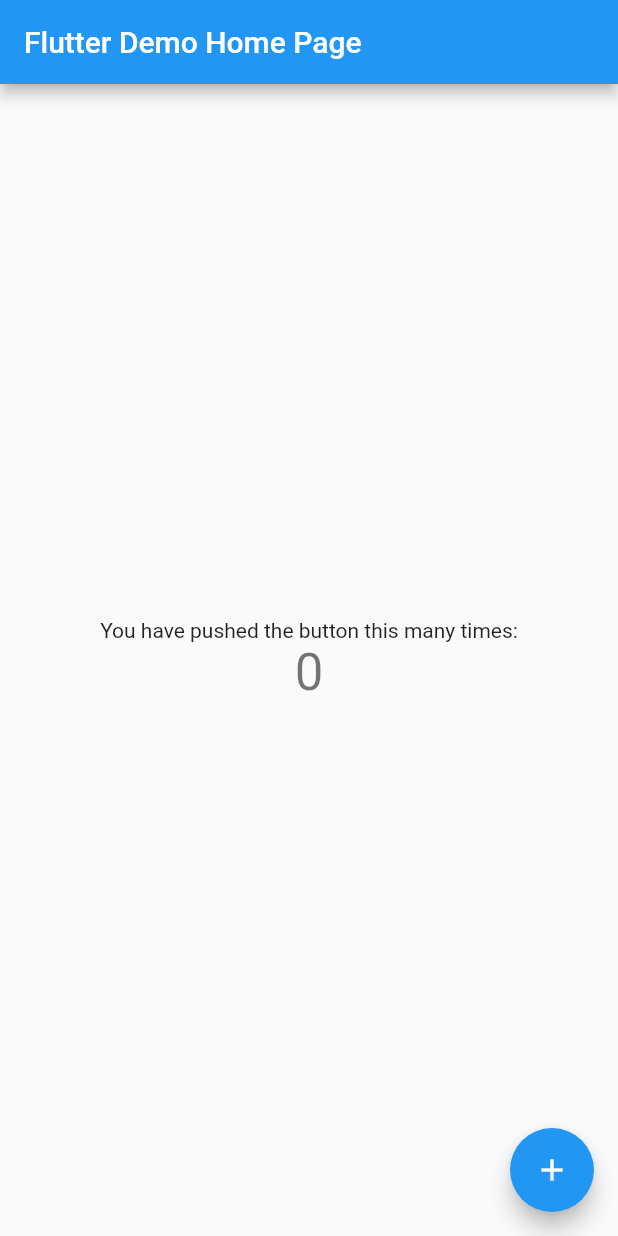
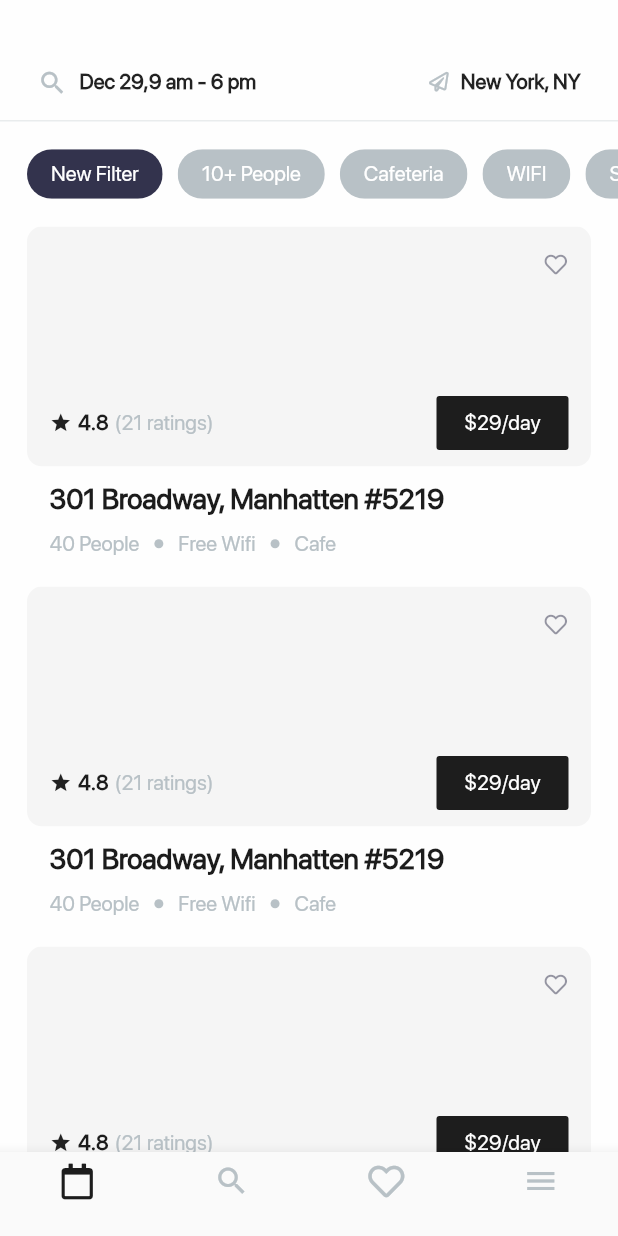
Before and after one commit to saileshbro/workspace_finder_clone, a Flutter app: the screen it shows after launch, on a phone screen of 412 x 824 dp. Run offline on Flutter 3.47's test engine with Material 2 defaults, Android fonts, the phone set to English and light mode, and no system bars; our stand-ins replace font_awesome_flutter.

Commit message:
first page finished

```diff
--- /dev/null
+++ b/lib/assets.dart
@@ -0,0 +1,9 @@
+import 'package:flutter/material.dart';
+
+class Assets {
+  static final Color heavyDark = Color(0xff1d1d1d);
+  static final Color lighterDark = Color(0xff33334d);
+  static final Color lightDark = Color(0xff5b5c70);
+  static final Color boldFontColor = Color(0xff1c1c1c);
+  static final Color lighterFontColor = Color(0xffb8c1c6);
+}
--- a/lib/main.dart
+++ b/lib/main.dart
@@ -1,111 +1,325 @@
 import 'package:flutter/material.dart';
+import 'package:font_awesome_flutter/font_awesome_flutter.dart';
+// import 'package:flutter/services.dart';
+import 'package:workspace_finder_clone/assets.dart';
+import 'package:flutter/cupertino.dart';
 
-void main() => runApp(MyApp());
+void main() {
+  // SystemChrome.setSystemUIOverlayStyle(SystemUiOverlayStyle(
+  //   statusBarColor: Colors.transparent, //top bar color
+  // ));
+  runApp(MyApp());
+}
 
 class MyApp extends StatelessWidget {
-  // This widget is the root of your application.
   @override
   Widget build(BuildContext context) {
     return MaterialApp(
       title: 'Flutter Demo',
+      debugShowCheckedModeBanner: false,
       theme: ThemeData(
-        // This is the theme of your application.
-        //
-        // Try running your application with "flutter run". You'll see the
-        // application has a blue toolbar. Then, without quitting the app, try
-        // changing the primarySwatch below to Colors.green and then invoke
-        // "hot reload" (press "r" in the console where you ran "flutter run",
-        // or simply save your changes to "hot reload" in a Flutter IDE).
-        // Notice that the counter didn't reset back to zero; the application
-        // is not restarted.
-        primarySwatch: Colors.blue,
+        scaffoldBackgroundColor: Color(0xfffefefe),
+        fontFamily: 'SFProDisplay',
       ),
-      home: MyHomePage(title: 'Flutter Demo Home Page'),
+      home: HomePage(),
     );
   }
 }
 
-class MyHomePage extends StatefulWidget {
-  MyHomePage({Key key, this.title}) : super(key: key);
+final List<String> chips = ['10+ People', 'Cafeteria', 'WIFI', 'Sports'];
 
-  // This widget is the home page of your application. It is stateful, meaning
-  // that it has a State object (defined below) that contains fields that affect
-  // how it looks.
-
-  // This class is the configuration for the state. It holds the values (in this
-  // case the title) provided by the parent (in this case the App widget) and
-  // used by the build method of the State. Fields in a Widget subclass are
-  // always marked "final".
-
-  final String title;
-
-  @override
-  _MyHomePageState createState() => _MyHomePageState();
-}
-
-class _MyHomePageState extends State<MyHomePage> {
-  int _counter = 0;
-
-  void _incrementCounter() {
-    setState(() {
-      // This call to setState tells the Flutter framework that something has
-      // changed in this State, which causes it to rerun the build method below
-      // so that the display can reflect the updated values. If we changed
-      // _counter without calling setState(), then the build method would not be
-      // called again, and so nothing would appear to happen.
-      _counter++;
-    });
-  }
-
+class HomePage extends StatelessWidget {
   @override
   Widget build(BuildContext context) {
-    // This method is rerun every time setState is called, for instance as done
-    // by the _incrementCounter method above.
-    //
-    // The Flutter framework has been optimized to make rerunning build methods
-    // fast, so that you can just rebuild anything that needs updating rather
-    // than having to individually change instances of widgets.
     return Scaffold(
-      appBar: AppBar(
-        // Here we take the value from the MyHomePage object that was created by
-        // the App.build method, and use it to set our appbar title.
-        title: Text(widget.title),
+      bottomNavigationBar: BottomNavigationBar(
+        unselectedItemColor: Assets.lighterFontColor,
+        selectedItemColor: Assets.heavyDark,
+        type: BottomNavigationBarType.fixed,
+        items: [
+          BottomNavigationBarItem(
+            icon: Icon(FontAwesomeIcons.calendar),
+            title: Text(""),
+          ),
+          BottomNavigationBarItem(
+            icon: Icon(Icons.search),
+            title: Text(""),
+          ),
+          BottomNavigationBarItem(
+            icon: Icon(FontAwesomeIcons.heart),
+            title: Text(""),
+          ),
+          BottomNavigationBarItem(
+            icon: Icon(Icons.menu),
+            title: Text(""),
+          ),
+        ],
       ),
-      body: Center(
-        // Center is a layout widget. It takes a single child and positions it
-        // in the middle of the parent.
+      body: SingleChildScrollView(
         child: Column(
-          // Column is also layout widget. It takes a list of children and
-          // arranges them vertically. By default, it sizes itself to fit its
-          // children horizontally, and tries to be as tall as its parent.
-          //
-          // Invoke "debug painting" (press "p" in the console, choose the
-          // "Toggle Debug Paint" action from the Flutter Inspector in Android
-          // Studio, or the "Toggle Debug Paint" command in Visual Studio Code)
-          // to see the wireframe for each widget.
-          //
-          // Column has various properties to control how it sizes itself and
-          // how it positions its children. Here we use mainAxisAlignment to
-          // center the children vertically; the main axis here is the vertical
-          // axis because Columns are vertical (the cross axis would be
-          // horizontal).
-          mainAxisAlignment: MainAxisAlignment.center,
           children: <Widget>[
-            Text(
-              'You have pushed the button this many times:',
-            ),
-            Text(
-              '$_counter',
-              style: Theme.of(context).textTheme.display1,
+            _buildHeader(),
+            _horizontalChipSlider(),
+            Padding(
+              padding: const EdgeInsets.symmetric(horizontal: 18.0),
+              child: Column(
+                children: <Widget>[
+                  _activityCard(),
+                  _activityCard(),
+                  _activityCard(),
+                ],
+              ),
             ),
           ],
         ),
       ),
-      floatingActionButton: FloatingActionButton(
-        onPressed: _incrementCounter,
-        tooltip: 'Increment',
-        child: Icon(Icons.add),
-      ), // This trailing comma makes auto-formatting nicer for build methods.
+    );
+  }
+
+  Container _activityCard() {
+    return Container(
+      height: 240,
+      child: Column(
+        crossAxisAlignment: CrossAxisAlignment.start,
+        children: <Widget>[
+          Stack(
+            children: <Widget>[
+              ClipRRect(
+                borderRadius: BorderRadius.circular(10),
+                child: Container(height: 160, color: Colors.grey[100]),
+              ),
+              Positioned(
+                top: 18,
+                right: 16,
+                child: Icon(
+                  FontAwesomeIcons.heart,
+                  size: 15,
+                  color: Assets.lighterDark.withOpacity(.5),
+                ),
+              ),
+              Positioned(
+                bottom: 5,
+                left: 15,
+                right: 15,
+                child: Row(
+                  mainAxisAlignment: MainAxisAlignment.spaceBetween,
+                  children: <Widget>[
+                    Row(
+                      children: <Widget>[
+                        Icon(
+                          Icons.star,
+                          size: 15,
+                        ),
+                        SizedBox(
+                          width: 4,
+                        ),
+                        Text(
+                          4.8.toString(),
+                          style: TextStyle(
+                            color: Assets.boldFontColor,
+                            fontWeight: FontWeight.bold,
+                          ),
+                        ),
+                        SizedBox(
+                          width: 4,
+                        ),
+                        Text(
+                          '(21 ratings)',
+                          style: TextStyle(color: Assets.lighterFontColor),
+                        )
+                      ],
+                    ),
+                    FlatButton(
+                      color: Assets.heavyDark,
+                      onPressed: () {},
+                      child: Text(
+                        '\$29/day',
+                        style: TextStyle(color: Colors.white),
+                      ),
+                    )
+                  ],
+                ),
+              )
+            ],
+          ),
+          SizedBox(
+            height: 10,
+          ),
+          Padding(
+            padding: EdgeInsets.symmetric(horizontal: 15),
+            child: Column(
+              mainAxisAlignment: MainAxisAlignment.center,
+              crossAxisAlignment: CrossAxisAlignment.start,
+              children: <Widget>[
+                Text(
+                  '301 Broadway, Manhatten #5219',
+                  style: TextStyle(
+                    color: Assets.boldFontColor,
+                    fontSize: 19,
+                    fontWeight: FontWeight.bold,
+                  ),
+                ),
+                SizedBox(
+                  height: 10,
+                ),
+                Row(
+                  crossAxisAlignment: CrossAxisAlignment.center,
+                  children: <Widget>[
+                    Text(
+                      '40 People',
+                      style: TextStyle(
+                        color: Assets.lighterFontColor,
+                      ),
+                    ),
+                    SizedBox(
+                      width: 10,
+                    ),
+                    Container(
+                      height: 6,
+                      width: 6,
+                      decoration: BoxDecoration(
+                        shape: BoxShape.circle,
+                        color: Assets.lighterFontColor,
+                      ),
+                    ),
+                    SizedBox(
+                      width: 10,
+                    ),
+                    Text(
+                      'Free Wifi',
+                      style: TextStyle(
+                        color: Assets.lighterFontColor,
+                      ),
+                    ),
+                    SizedBox(
+                      width: 10,
+                    ),
+                    Container(
+                      height: 6,
+                      width: 6,
+                      decoration: BoxDecoration(
+                        shape: BoxShape.circle,
+                        color: Assets.lighterFontColor,
+                      ),
+                    ),
+                    SizedBox(
+                      width: 10,
+                    ),
+                    Text(
+                      'Cafe',
+                      style: TextStyle(
+                        color: Assets.lighterFontColor,
+                      ),
+                    ),
+                  ],
+                )
+              ],
+            ),
+          )
+        ],
+      ),
+    );
+  }
+
+  Container _horizontalChipSlider() {
+    return Container(
+      height: 70,
+      child: ListView.builder(
+        scrollDirection: Axis.horizontal,
+        itemCount: chips.length + 1,
+        itemBuilder: (BuildContext context, int index) {
+          if (index == 0) {
+            return Row(
+              children: <Widget>[
+                SizedBox(
+                  width: 18,
+                ),
+                Chip(
+                  label: Text(
+                    'New Filter',
+                    style: TextStyle(color: Colors.white),
+                  ),
+                  backgroundColor: Assets.lighterDark,
+                  padding: EdgeInsets.all(8),
+                ),
+                SizedBox(
+                  width: 10,
+                )
+              ],
+            );
+          }
+          return Row(
+            children: <Widget>[
+              Chip(
+                label: Text(
+                  chips[index - 1],
+                  style: TextStyle(color: Colors.white),
+                ),
+                backgroundColor: Assets.lighterFontColor,
+                padding: EdgeInsets.all(8),
+              ),
+              SizedBox(
+                width: 10,
+              )
+            ],
+          );
+        },
+      ),
+    );
+  }
+
+  Container _buildHeader() {
+    return Container(
+      decoration: BoxDecoration(
+          border: BorderDirectional(
+              bottom: BorderSide(
+        color: Assets.lighterFontColor.withOpacity(0.3),
+      ))),
+      child: Padding(
+        padding:
+            const EdgeInsets.only(top: 45.0, left: 25, right: 25, bottom: 15),
+        child: Row(
+          mainAxisAlignment: MainAxisAlignment.spaceBetween,
+          children: <Widget>[
+            Row(
+              children: <Widget>[
+                Icon(
+                  Icons.search,
+                  size: 20,
+                  color: Assets.lighterFontColor,
+                ),
+                SizedBox(
+                  width: 8,
+                ),
+                Text(
+                  "Dec 29,9 am - 6 pm",
+                  style: TextStyle(
+                    fontWeight: FontWeight.bold,
+                  ),
+                )
+              ],
+            ),
+            Row(
+              children: <Widget>[
+                Icon(
+                  FontAwesomeIcons.paperPlane,
+                  size: 13,
+                  color: Assets.lighterFontColor,
+                ),
+                SizedBox(
+                  width: 8,
+                ),
+                Text(
+                  "New York, NY",
+                  style: TextStyle(
+                    fontWeight: FontWeight.bold,
+                  ),
+                )
+              ],
+            ),
+          ],
+        ),
+      ),
     );
   }
 }
```
Also changed, not shown: pubspec.yaml (+5 -8 lines), assets/fonts/SFProDisplay-Regular.ttf (added), pubspec.lock, 1 other file.
